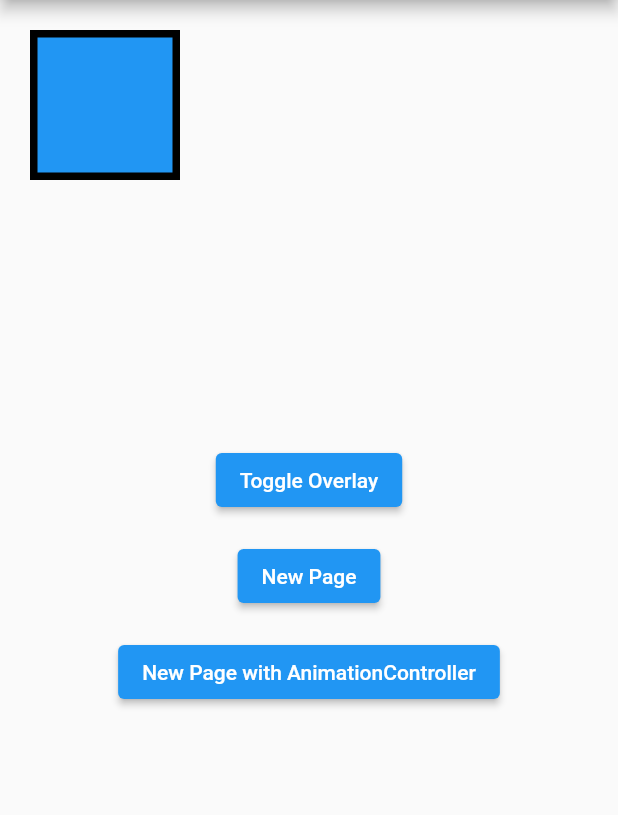
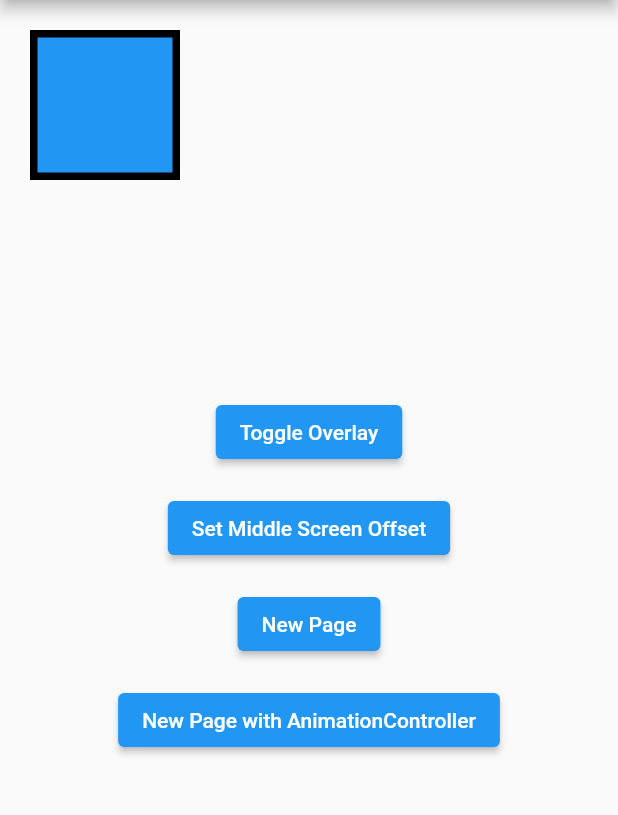
Before and after one commit to FMorschel/floating_overlay, a Flutter app: the screen it shows after launch, after a tap on "Toggle Overlay", on a phone screen of 412 x 824 dp, the part 84-899 px from its top. Run offline on Flutter 3.47's test engine with Material 2 defaults, Android fonts, the phone set to English and light mode, and no system bars; our stand-ins replace bloc.

Commit message:
Refactoring and adding offset setter

```diff
--- a/example/lib/main.dart
+++ b/example/lib/main.dart
@@ -71,30 +71,33 @@ class HomePage extends StatelessWidget {
           child: Column(
             mainAxisSize: MainAxisSize.min,
             children: [
-              Padding(
-                padding: const EdgeInsets.all(8.0),
-                child: ElevatedButton(
-                  child: const Text('Toggle Overlay'),
+              CustomButton(
+                title: 'Toggle Overlay',
                 onPressed: () {
                   controller.toggle();
                 },
               ),
+              CustomButton(
+                title: 'Set Middle Screen Offset',
+                onPressed: () {
+                  final size = MediaQuery.of(context).size;
+                  final rect = Rect.fromPoints(
+                    Offset.zero,
+                    Offset(size.width, size.height),
+                  );
+                  controller.offset = rect.center;
+                },
               ),
-              Padding(
-                padding: const EdgeInsets.all(8.0),
-                child: ElevatedButton(
-                  child: const Text('New Page'),
+              CustomButton(
+                title: 'New Page',
                 onPressed: () {
                   Navigator.of(context).push(
                     MaterialPageRoute(builder: (context) => const NewPage()),
                   );
                 },
               ),
-              ),
-              Padding(
-                padding: const EdgeInsets.all(8.0),
-                child: ElevatedButton(
-                  child: const Text('New Page with AnimationController'),
+              CustomButton(
+                title: 'New Page with AnimationController',
                 onPressed: () {
                   Navigator.of(context).push(
                     MaterialPageRoute(
@@ -109,10 +112,31 @@ class HomePage extends StatelessWidget {
                   );
                 },
               ),
-              ),
             ],
           ),
         ),
+      ),
+    );
+  }
+}
+
+class CustomButton extends StatelessWidget {
+  const CustomButton({
+    Key? key,
+    required this.onPressed,
+    required this.title,
+  }) : super(key: key);
+
+  final VoidCallback onPressed;
+  final String title;
+
+  @override
+  Widget build(BuildContext context) {
+    return Padding(
+      padding: const EdgeInsets.all(8.0),
+      child: ElevatedButton(
+        child: Text(title),
+        onPressed: onPressed,
       ),
     );
   }
--- a/lib/src/floating_overlay.dart
+++ b/lib/src/floating_overlay.dart
@@ -56,21 +56,21 @@ class _FloatingOverlayState extends State<FloatingOverlay> with RouteAware {
   bool floating = false;
 
   void startController(BuildContext context, BoxConstraints constraints) {
-    final screen = MediaQuery.of(context).size;
+    final offset = widgetOffset();
+    final _endOffset = endOffset(offset, constraints.biggest);
+    final limits = Rect.fromPoints(offset, _endOffset);
+    final child = widget.floatingChild ?? empty;
+    controller._initState(context, child, limits);
+  }
+
+  Offset widgetOffset() {
     final box = key.currentContext!.findRenderObject()! as RenderBox;
-    final offset = box.localToGlobal(Offset.zero);
-    final padding = EdgeInsets.fromLTRB(
-      offset.dx,
-      offset.dy,
-      screen.width - (offset.dx + constraints.maxWidth),
-      screen.height - (offset.dy + constraints.maxHeight),
-    );
-    controller._initState(
-      context,
-      widget.floatingChild ?? empty,
-      padding,
-      floatingWidgetKey,
-    );
+    return box.localToGlobal(Offset.zero);
+  }
+
+  Offset endOffset(Offset start, Size maxSize) {
+    final maxSizeOffset = Offset(maxSize.width, maxSize.height);
+    return start + maxSizeOffset;
   }
 
   @override
--- a/lib/src/floating_overlay_controller.dart
+++ b/lib/src/floating_overlay_controller.dart
@@ -20,9 +20,12 @@ class FloatingOverlayController extends Cubit<FloatingOverlayData> {
 
     /// If the floating child's space to float will be limited by the maximum
     /// size that the FloatingOverlay can be.
-    bool? constrained,
-  })  : _offset = _FloatingOverlayOffset(start: start, padding: padding),
-        _constrained = constrained ?? false,
+    bool constrained = false,
+  })  : _offset = _FloatingOverlayOffset(
+          start: start,
+          padding: padding,
+          constrained: constrained,
+        ),
         _scale = _FloatingOverlayScale.relative(
           minScale: minScale,
           maxScale: maxScale,
@@ -36,7 +39,9 @@ class FloatingOverlayController extends Cubit<FloatingOverlayData> {
               padding: padding,
             ).state,
           ),
-        );
+        ) {
+    _streamProcess();
+  }
 
   /// The controller for the [FloatingOverlay].
   ///
@@ -57,9 +62,12 @@ class FloatingOverlayController extends Cubit<FloatingOverlayData> {
 
     /// If the floating child's space to float will be limited by the maximum
     /// size that the FloatingOverlay can be.
-    bool? constrained,
-  })  : _offset = _FloatingOverlayOffset(start: start, padding: padding),
-        _constrained = constrained ?? false,
+    bool constrained = false,
+  })  : _offset = _FloatingOverlayOffset(
+          start: start,
+          padding: padding,
+          constrained: constrained,
+        ),
         _scale = _FloatingOverlayScale.absolute(
           maxSize: maxSize,
           minSize: minSize,
@@ -73,13 +81,23 @@ class FloatingOverlayController extends Cubit<FloatingOverlayData> {
               padding: padding,
             ).state,
           ),
-        );
+        ) {
+    _streamProcess();
+  }
+
+  void _streamProcess() {
+    _offset.stream.listen((offset) {
+      emit(state.copyWith(position: offset));
+    });
+    _scale.stream.listen((scale) {
+      emit(state.copyWith(scale: scale));
+    });
+  }
 
   static final _logger = Logger('FloatingOverlayController');
   final _FloatingOverlayOffset _offset;
   final _FloatingOverlayScale _scale;
-  final bool _constrained;
-  GlobalKey? _key;
+  final _key = GlobalKey();
   OverlayState? _overlay;
   OverlayEntry? _entry;
   Widget? _child;
@@ -87,15 +105,15 @@ class FloatingOverlayController extends Cubit<FloatingOverlayData> {
   void _initState(
     BuildContext context,
     Widget floatingChild,
-    EdgeInsets newPadding,
-    GlobalKey key,
+    Rect limits,
   ) {
     _logger.info('Started');
-    _key = key;
-    _child = floatingChild;
-    _offset.init(newPadding, _constrained);
-    _offset.set(_offset.state, MediaQuery.of(context).size);
+    _child ??= floatingChild;
+    _offset.init(limits, MediaQuery.of(context).size);
     _overlay = Overlay.of(context);
+    _createInvisibleChild(_startChildSize);
+    _scale.init(_offset.floatingLimits!);
+    _offset.set(_offset.state, state.childRect.size);
   }
 
   void _dispose() {
@@ -105,6 +123,47 @@ class FloatingOverlayController extends Cubit<FloatingOverlayData> {
     _overlay = null;
     _logger.info('Disposed');
   }
+
+  void _createInvisibleChild(VoidCallback postFrameCallback) {
+    _logger.info('Creating invisible entry');
+    _entry = OverlayEntry(
+      builder: (context) {
+        WidgetsBinding.instance?.addPostFrameCallback((_) {
+          postFrameCallback();
+          _logger.info('Destroying invisible entry');
+          hide();
+        });
+        return Offstage(
+          offstage: true,
+          child: SizedBox.shrink(
+            child: FittedBox(
+              fit: BoxFit.scaleDown,
+              child: _floatingChild,
+            ),
+          ),
+        );
+      },
+    );
+    _overlay?.insert(_entry!);
+  }
+
+  void _startChildSize() {
+    _logger.info('Strating child size');
+    emit(state.copyWith(childSize: _childSize));
+  }
+
+  Size get _childSize {
+    final box = _key.currentContext!.findRenderObject()! as RenderBox;
+    return box.size;
+  }
+
+  /// Update the offset of the floating widget.
+  set offset(Offset global) => _offset.setGlobal(global, state);
+
+  /// Returns the constrained `Rect` in which the widget can float.
+  ///
+  /// This value is null until the [FloatingOverlay] is initiated.
+  Rect? get floatingLimits => _offset.floatingLimits;
 
   // Toggles the floating child's visibility.
   void toggle() {
@@ -121,7 +180,7 @@ class FloatingOverlayController extends Cubit<FloatingOverlayData> {
     _entry?.remove();
     if (dispose) _entry?.dispose();
     _entry = null;
-    _logger.info('Hidden overlay');
+    _logger.info('Entry removed');
   }
 
   // The floating child's visibility.
@@ -129,53 +188,57 @@ class FloatingOverlayController extends Cubit<FloatingOverlayData> {
 
   // Shows the floating child.
   void show() {
-    _logger.info('Showing overlay');
+    _logger.info('Showing entry');
     _entry = OverlayEntry(
       builder: (context) {
+        return _entryWidget;
+      },
+    );
+    _overlay?.insert(_entry!);
+  }
+
+  Widget get _entryWidget {
     return _Reposition(
       offsetController: _offset,
       child: _Rescale(
-            childKey: _key!,
+        data: state,
         scaleController: _scale,
         child: GestureDetector(
-              key: _key,
           onScaleStart: (details) {
-                _scale.onStart(_offset, _key!);
-                _offset.onStart(_scale, _key!, details.focalPoint);
+            _scale.onStart();
+            _offset.onStart(details.focalPoint);
           },
           onScaleUpdate: (details) {
-                _scale.onUpdate(details.scale);
-                _offset.onUpdate(details.focalPoint);
+            _scale.onUpdate(details.scale, state);
+            final previousScale = _scale._previousScale;
+            _offset.onUpdate(details.focalPoint, state, previousScale);
           },
-              child: floatingChild(),
+          onScaleEnd: (_) {
+            _offset.onEnd();
+          },
+          child: Builder(
+            builder: (context) {
+              WidgetsBinding.instance?.addPostFrameCallback(
+                (_) => emit(
+                  state.copyWith(
+                    position: _offset.state,
+                    childSize: _childSize,
+                    scale: _scale.state,
                   ),
                 ),
               );
+              return _floatingChild;
             },
+          ),
+        ),
+      ),
     );
-
-    _overlay?.insert(_entry!);
   }
 
-  Size get _childSize {
-    final _context = _key!.currentContext!;
-    final box = _context.findRenderObject() as RenderBox?;
-    return box?.size ?? Size.zero;
-  }
-
-  Widget floatingChild() {
-    return Builder(
-      builder: (context) {
-        WidgetsBinding.instance?.addPostFrameCallback((_) {
-          final data = FloatingOverlayData(
-            position: _offset.state,
-            childSize: _childSize,
-            scale: _scale.state,
-          );
-          emit(data);
-        });
-        return _child ?? const SizedBox.shrink();
-      },
+  Widget get _floatingChild {
+    return Container(
+      key: _key,
+      child: _child ?? const SizedBox.shrink(),
     );
   }
 }
--- a/lib/src/floating_overlay_data.dart
+++ b/lib/src/floating_overlay_data.dart
@@ -11,6 +11,8 @@ class FloatingOverlayData {
   final double scale;
   final Offset position;
 
+  Rect get childRect => position & (childSize * scale);
+
   @override
   String toString() {
     return 'FloatingOverlayData('
@@ -19,4 +21,18 @@ class FloatingOverlayData {
         'position: $position'
         ')';
   }
+
+  FloatingOverlayData copyWith({
+    Size? childSize,
+    double? scale,
+    Offset? position,
+  }) {
+    return FloatingOverlayData(
+      childSize: (childSize != Size.zero) && (childSize != null)
+          ? childSize
+          : this.childSize,
+      position: position ?? this.position,
+      scale: scale ?? this.scale,
+    );
+  }
 }
--- a/lib/src/floating_overlay_offset.dart
+++ b/lib/src/floating_overlay_offset.dart
@@ -4,117 +4,87 @@ class _FloatingOverlayOffset extends Cubit<Offset> {
   _FloatingOverlayOffset({
     Offset? start,
     EdgeInsets? padding,
-  })  : _padding = padding ?? EdgeInsets.zero,
-        _constrainPadding = padding ?? EdgeInsets.zero,
+    bool constrained = false,
+  })  : _constrained = constrained,
+        _padding = padding ?? EdgeInsets.zero,
         _previousOffset = start ?? Offset.zero,
         _startOffset = start ?? Offset.zero,
         super(start ?? Offset.zero);
 
   final EdgeInsets _padding;
-  EdgeInsets _constrainPadding;
-  bool _constrained = false;
+  final bool _constrained;
   Offset _previousOffset;
   Offset _startOffset;
-  _FloatingOverlayScale? _scale;
-  GlobalKey? _key;
+  Rect? floatingLimits;
 
-  void init(EdgeInsets padding, bool constrained) {
-    _constrainPadding = EdgeInsets.fromLTRB(
-      padding.left + _padding.left,
-      padding.top + _padding.top,
-      padding.right + _padding.right,
-      padding.bottom + _padding.bottom,
-    );
-    _constrained = constrained;
-  }
-
-  void set(Offset offset, Size screenSize) {
-    _previousOffset = _validValue(offset, screenSize);
-    emit(_validValue(offset, screenSize));
-  }
-
-  void onStart(
-    final _FloatingOverlayScale scale,
-    final GlobalKey key,
-    final Offset startOffset,
-  ) {
-    _startOffset = startOffset;
-    _previousOffset = state;
-    _scale = scale;
-    _scale!.stream.listen((scale) {
-      if (_context != null) {
-        _update(scale: scale);
-      }
-    });
-    _key = key;
-  }
-
-  BuildContext? get _context => _key?.currentContext;
-  EdgeInsets get _currentPadding => _constrained ? _constrainPadding : _padding;
-
-  void onUpdate(Offset offset) {
-    if (_context != null) {
-      _update(offset: (offset - _startOffset));
+  void init(Rect limits, Size screenSize) {
+    if (_constrained) {
+      floatingLimits = Rect.fromLTRB(
+        limits.left + _padding.left,
+        limits.top + _padding.top,
+        limits.right - _padding.right,
+        limits.bottom - _padding.bottom,
+      );
     } else {
-      emit((offset - _startOffset));
+      final rightPaddding = screenSize.width - _padding.right;
+      final bottomPadding = screenSize.height - _padding.bottom;
+      floatingLimits = Rect.fromLTRB(
+        _padding.left,
+        _padding.top,
+        rightPaddding,
+        bottomPadding,
+      );
     }
   }
 
-  void _update({
-    Offset? offset,
-    double? scale,
-  }) {
-    final currentScale = scale ?? _scale!.state;
-    final screenSize = MediaQuery.of(_context!).size;
-    final widgetSize = _widgetSize(_context!);
-    final _offset = (offset != null) ? (_previousOffset + offset) : state;
-    emit(_validValue(_offset, screenSize, widgetSize * currentScale));
+  void set(Offset offset, Size childSize) {
+    emit(_validValue(offset, childSize));
+    onEnd();
   }
 
-  Size _widgetSize(BuildContext context) {
-    final renderBox = context.findRenderObject() as RenderBox;
-    return renderBox.size;
+  void setGlobal(Offset newOffset, FloatingOverlayData data) {
+    emit(_validValue(newOffset, data.childRect.size));
+    onEnd();
   }
 
-  Offset _validValue(
-    Offset offset,
-    Size screen, [
-    Size child = Size.zero,
-  ]) {
-    double? width;
-    double? height;
-    final limits = _limitsFrom(screen);
-    final rect = _childRect(offset, child);
+  void onStart(Offset newOffset) => _startOffset = newOffset;
 
-    if (rect.right > limits.right) width = limits.right - child.width;
-    if (rect.left < limits.left) width = limits.left;
+  void onEnd() => _previousOffset = state;
 
-    if (rect.bottom > limits.bottom) height = limits.bottom - child.height;
-    if (rect.top < limits.top) height = limits.top;
+  void onUpdate(
+    Offset newOffset,
+    FloatingOverlayData data,
+    double previousScale,
+  ) {
+    final previousSize = data.copyWith(scale: previousScale).childRect.size;
+    final currentSize = data.childRect.size;
+    final difference = Size(
+      currentSize.width - previousSize.width,
+      currentSize.height - previousSize.height,
+    );
+    final scaleOffset = Offset(difference.width / 2, difference.height / 2);
+    final delta = newOffset - _startOffset - scaleOffset;
+    final offset = (_previousOffset + delta);
+    emit(_validValue(offset, data.childRect.size));
+  }
+
+  Offset _validValue(Offset offset, Size childSize) {
+    double? dx;
+    double? dy;
+    final limits = floatingLimits!;
+    final rect = offset & childSize;
+
+    if (rect.right > limits.right) dx = limits.right - rect.width;
+    if ((dx != null) && (dx < limits.left)) dx = limits.left;
+    if (rect.left < limits.left) dx = limits.left;
+
+    if (rect.bottom > limits.bottom) dy = limits.bottom - rect.height;
+    if ((dy != null) && (dy < limits.top)) dy = limits.top;
+    if (rect.top < limits.top) dy = limits.top;
 
     return Offset(
-      width ?? offset.dx,
-      height ?? offset.dy,
-    );
-  }
-
-  Rect _childRect(Offset offset, Size? size) {
-    return Rect.fromLTRB(
-      offset.dx,
-      offset.dy,
-      offset.dx + (size?.width ?? 0),
-      offset.dy + (size?.height ?? 0),
-    );
-  }
-
-  Rect _limitsFrom(Size screenSize) {
-    final rightPaddding = screenSize.width - _currentPadding.right;
-    final bottomPadding = screenSize.height - _currentPadding.bottom;
-    return Rect.fromLTRB(
-      _currentPadding.left,
-      _currentPadding.top,
-      rightPaddding,
-      bottomPadding,
+      dx ?? offset.dx,
+      dy ?? offset.dy,
     );
   }
 }
--- a/lib/src/floating_overlay_scale.dart
+++ b/lib/src/floating_overlay_scale.dart
@@ -24,47 +24,25 @@ class _FloatingOverlayScale extends Cubit<double> {
   final Size? _minSize;
   final Size? _maxSize;
   double _previousScale = 1.0;
-  _FloatingOverlayOffset? _offset;
-  GlobalKey? _key;
+  Size? _sizeLimit;
 
-  BuildContext? get _context => _key?.currentContext;
-
-  void onStart(final _FloatingOverlayOffset offset, final GlobalKey key) {
-    _previousScale = state;
-    _offset = offset;
-    _key = key;
+  void init(Rect constraints) {
+    final height = constraints.bottom - constraints.top;
+    final width = constraints.right - constraints.left;
+    _sizeLimit = Size(width, height);
   }
 
-  void onUpdate(double scale) {
-    final newScale = _previousScale * scale;
-    final minScale = _minScale ?? 1.0;
-    final maxScale = _maxScale ?? 1.0;
-    if (_context != null) {
-      final screenSize = MediaQuery.of(_context!).size;
-      final childSize = _widgetSize(_context!);
-      final minSize = _minSize ?? (childSize * minScale);
-      final maxSize = _maxSize ?? (childSize * maxScale);
-      final maxConstraints = _maxSizeConstraints(screenSize);
-      final actualMax = maxSize.clamp(Size.zero, maxConstraints);
-      final clampedSize = (childSize * newScale).clamp(minSize, actualMax);
-      emit(clampedSize.div(childSize));
-    } else {
-      emit(newScale.clamp(minScale, maxScale));
-    }
-  }
+  void onStart() => _previousScale = state;
 
-  Size _maxSizeConstraints(Size screen) {
-    if (_offset != null) {
-      final constraints = _offset!._limitsFrom(screen);
-      final height = constraints.bottom - constraints.top;
-      final width = constraints.right - constraints.left;
-      return Size(width, height);
-    }
-    return Size.infinite;
-  }
-
-  Size _widgetSize(BuildContext context) {
-    final renderBox = context.findRenderObject() as RenderBox?;
-    return renderBox?.size ?? Size.zero;
+  void onUpdate(double scale, FloatingOverlayData data) {
+    final childSize = data.childSize;
+    final minSize = _minSize ?? (childSize * (_minScale ?? 1.0));
+    final maxSize = _maxSize ?? (childSize * (_maxScale ?? 1.0));
+    final actualMax = maxSize.clamp(Size.zero, _sizeLimit!);
+    final clampedSize = (childSize * (_previousScale * scale)).clamp(
+      minSize,
+      actualMax,
+    );
+    emit(clampedSize.div(childSize));
   }
 }
--- a/lib/src/rescale.dart
+++ b/lib/src/rescale.dart
@@ -1,58 +1,34 @@
 part of 'floating_overlay.dart';
 
 class _Rescale extends StatelessWidget {
-  _Rescale({
+  const _Rescale({
     Key? key,
     required this.child,
     required this.scaleController,
-    required this.childKey,
+    required this.data,
   }) : super(key: key);
 
   final Widget child;
   final _FloatingOverlayScale scaleController;
-  final GlobalKey childKey;
-  final cubit = _SizeCubit();
-
-  void function([void Function(Size)? lambda]) {
-    final box = childKey.currentContext!.findRenderObject()! as RenderBox;
-    lambda?.call(box.size);
-  }
+  final FloatingOverlayData data;
 
   @override
   Widget build(BuildContext context) {
-    WidgetsBinding.instance?.addPostFrameCallback(
-      (_) => function((_size) => cubit.emit(_size)),
-    );
     return StreamBuilder<double>(
       initialData: scaleController.state,
       stream: scaleController.stream,
       builder: (context, snapshot) {
         final scale = snapshot.data!;
-        return StreamBuilder<Size?>(
-          stream: cubit.stream,
-          builder: (context, snapshot) {
-            final size = snapshot.data;
-            if (size == null) {
-              return Offstage(
-                offstage: true,
-                child: child,
-              );
-            } else {
-              return SizedBox.fromSize(
-                size: size * scale,
-                child: FittedBox(
-                  fit: BoxFit.contain,
-                  child: child,
-                ),
-              );
-            }
-          },
+        Size? size;
+        if (data.childSize != Size.zero) size = data.childSize * scale;
+        return SizedBox.fromSize(
+          size: size,
+          child: FittedBox(
+            fit: BoxFit.contain,
+            child: child,
+          ),
         );
       },
     );
   }
 }
-
-class _SizeCubit extends Cubit<Size?> {
-  _SizeCubit([Size? initialState]) : super(initialState);
-}
```
Lines whose indentation alone changed are shown as unchanged.
